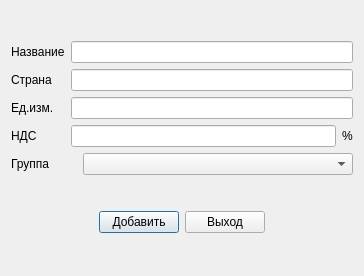
Qt form addproduct.ui (VladOk3333/market) before a commit.
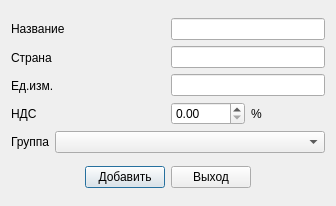
The same form after that commit.

Patch:
```diff
--- a/addproduct.ui
+++ b/addproduct.ui
@@ -6,8 +6,8 @@
    <rect>
     <x>0</x>
     <y>0</y>
-    <width>364</width>
-    <height>276</height>
+    <width>333</width>
+    <height>206</height>
    </rect>
   </property>
   <property name="windowTitle">
@@ -59,10 +59,7 @@
           <widget class="QLineEdit" name="lineEdit_2"/>
          </item>
          <item row="2" column="0" colspan="2">
-          <widget class="QLineEdit" name="lineEdit_3"/>
-         </item>
-         <item row="3" column="0">
-          <widget class="QLineEdit" name="lineEdit_4"/>
+          <widget class="QLineEdit" name="addProductIzm"/>
          </item>
          <item row="3" column="1">
           <widget class="QLabel" name="label_5">
@@ -71,6 +68,9 @@
            </property>
           </widget>
          </item>
+         <item row="3" column="0">
+          <widget class="QDoubleSpinBox" name="addProductNDS"/>
+         </item>
         </layout>
        </item>
       </layout>
```
Left out of the diff: 24 changed lines with no effect on the pictures.
